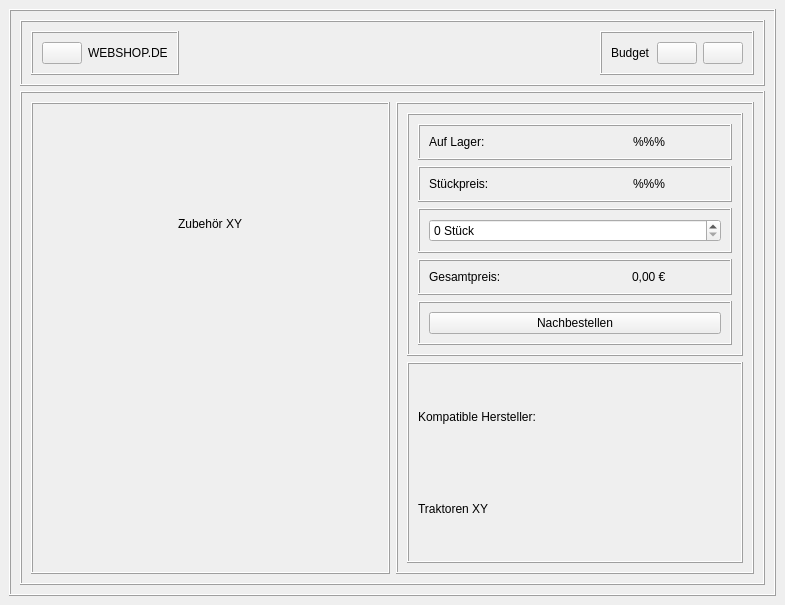
nhatlam96/gui-xtraktor, file frontend/accessoriesWindowAnbieter.ui: the form before one commit.
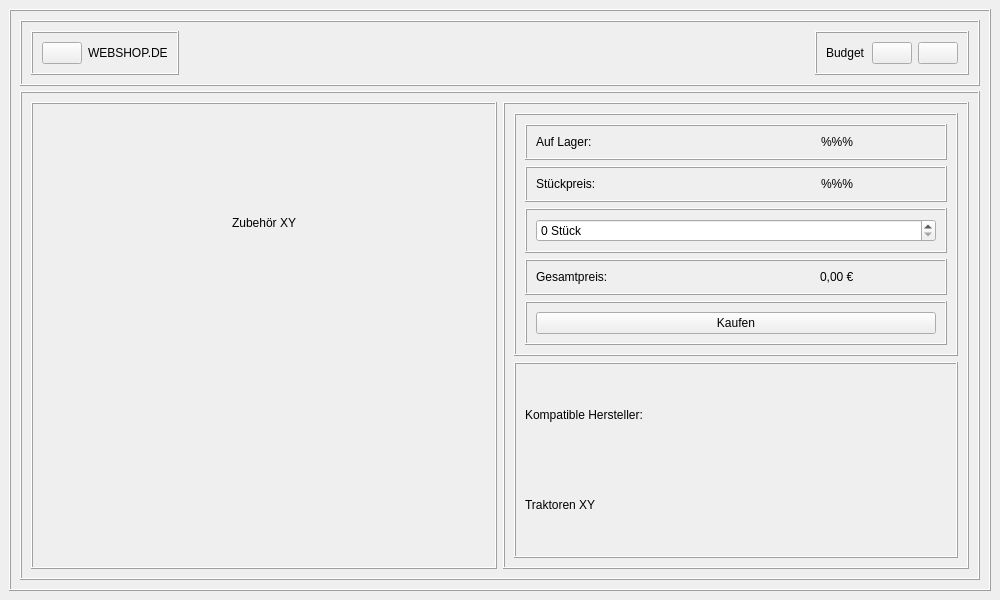
The form after the commit. Icons and pictures are not drawn.

```diff
--- a/frontend/accessoriesWindowAnbieter.ui
+++ b/frontend/accessoriesWindowAnbieter.ui
@@ -6,14 +6,20 @@
    <rect>
     <x>0</x>
     <y>0</y>
-    <width>785</width>
-    <height>605</height>
+    <width>1000</width>
+    <height>600</height>
    </rect>
   </property>
+  <property name="minimumSize">
+   <size>
+    <width>1000</width>
+    <height>600</height>
+   </size>
+  </property>
   <property name="maximumSize">
    <size>
-    <width>800</width>
-    <height>800</height>
+    <width>16777215</width>
+    <height>16777215</height>
    </size>
   </property>
   <property name="windowTitle">
@@ -353,7 +359,7 @@
                    <item>
                     <widget class="QPushButton" name="buy_Button">
                      <property name="text">
-                      <string>Nachbestellen</string>
+                      <string>Kaufen</string>
                      </property>
                     </widget>
                    </item>
```
